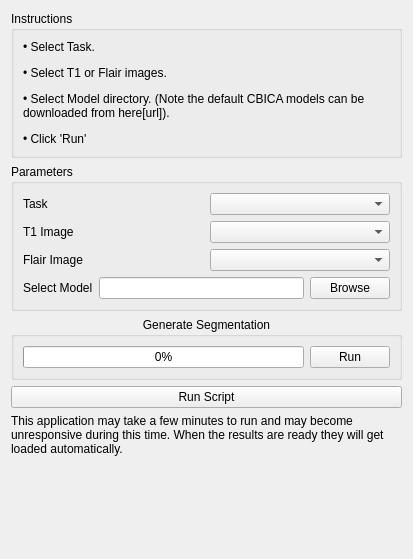
This is Plugins/upenn.cbica.deepmrseg/src/internal/QDeepMRSegControls.ui in CBICA/DeepMRSegApp as Qt 5 draws it before an edit. The edited form follows.
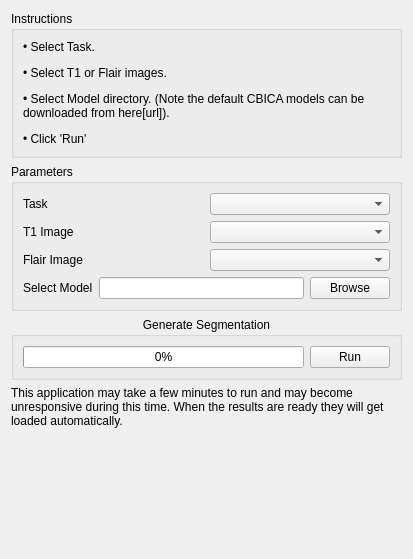
This is the edited form. Custom widgets are drawn as their Qt base class.

Commit message: Remove temp run button from UI

The edit to the form file:
```diff
--- a/Plugins/upenn.cbica.deepmrseg/src/internal/QDeepMRSegControls.ui
+++ b/Plugins/upenn.cbica.deepmrseg/src/internal/QDeepMRSegControls.ui
@@ -146,13 +146,6 @@
      </layout>
     </widget>
    </item>
-   <item>
-    <widget class="QPushButton" name="pushButtonRunScript">
-     <property name="text">
-      <string>Run Script</string>
-     </property>
-    </widget>
-   </item>
    <item>
     <widget class="QLabel" name="label_2">
      <property name="text">
```
